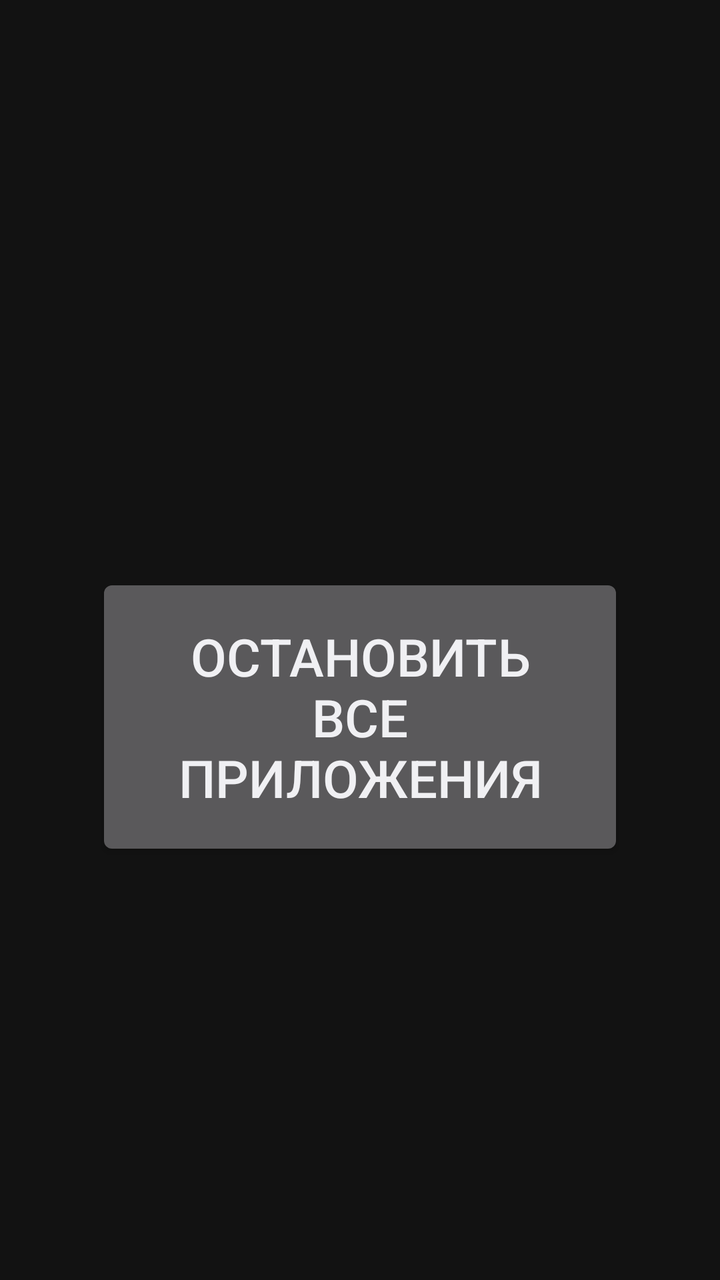
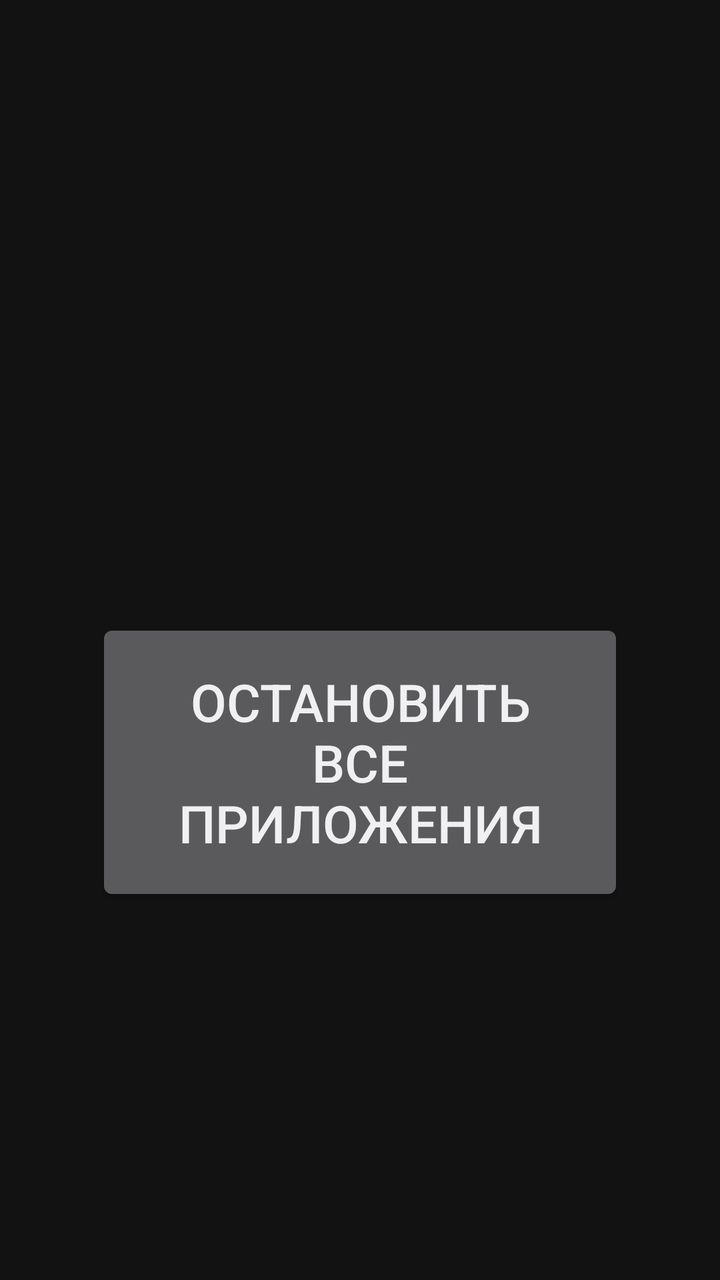

Compare the two renders of this Android layout. The source of the first and the diff that turns it into the second are given below.
<!-- AndroidManifest.xml: application theme android:Theme.DeviceDefault.NoActionBar -->
<!-- res/layout/activity_main.xml -->
<?xml version="1.0" encoding="utf-8"?>
<LinearLayout xmlns:android="http://schemas.android.com/apk/res/android"
    android:layout_width="match_parent"
    android:layout_height="match_parent"
    android:background="#121212"
    android:gravity="center"
    android:orientation="vertical"
    android:padding="48dp">

    <TextView
        android:id="@+id/status"
        android:layout_width="wrap_content"
        android:layout_height="wrap_content"
        android:layout_marginBottom="40dp"
        android:gravity="center"
        android:textColor="#FFFFFF"
        android:textSize="28sp" />

    <Button
        android:id="@+id/btnClean"
        android:layout_width="wrap_content"
        android:layout_height="wrap_content"
        android:focusable="true"
        android:minWidth="420dp"
        android:minHeight="96dp"
        android:padding="24dp"
        android:text="@string/btn_clean"
        android:textSize="26sp" />
</LinearLayout>
<!-- resources referenced by this layout -->
<resources>
  <string name="btn_clean">Остановить все приложения</string>
</resources>

<!-- the commit's change to res/layout/activity_main.xml (unified diff, before → after) -->
@@ -6,6 +6,15 @@
     android:gravity="center"
     android:orientation="vertical"
     android:padding="48dp">
+
+    <TextView
+        android:id="@+id/mode"
+        android:layout_width="wrap_content"
+        android:layout_height="wrap_content"
+        android:layout_marginBottom="16dp"
+        android:gravity="center"
+        android:textColor="#90CAF9"
+        android:textSize="22sp" />
 
     <TextView
         android:id="@+id/status"
